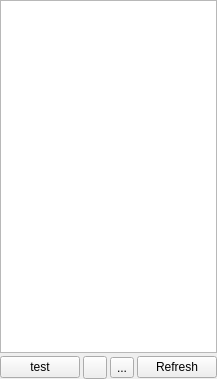
Qt form source/wnd/ui/devicemgr.ui (ww4u/megarobostudio) before a commit.
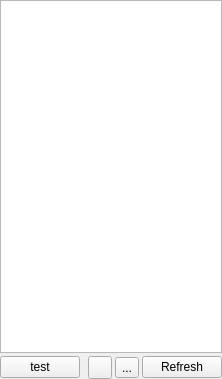
The same form after that commit. Icons and pictures are not drawn.

```diff
--- a/source/wnd/ui/devicemgr.ui
+++ b/source/wnd/ui/devicemgr.ui
@@ -6,7 +6,7 @@
    <rect>
     <x>0</x>
     <y>0</y>
-    <width>193</width>
+    <width>222</width>
     <height>379</height>
    </rect>
   </property>
```
Left out of the diff: 9 changed lines with no effect on the pictures.
